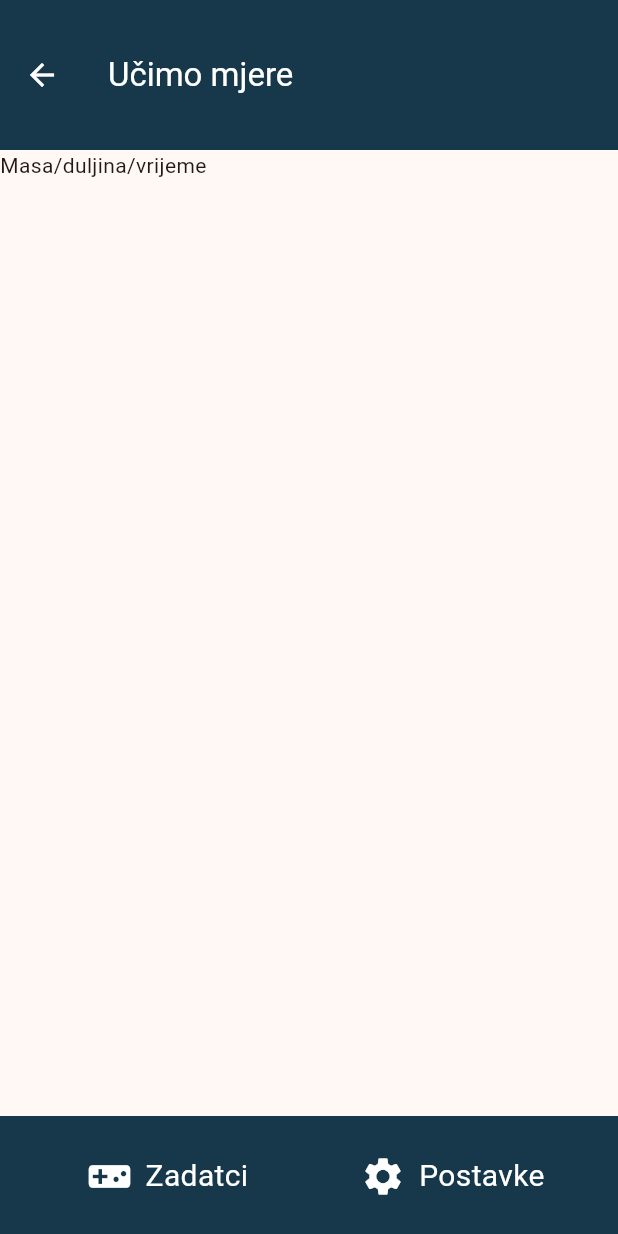
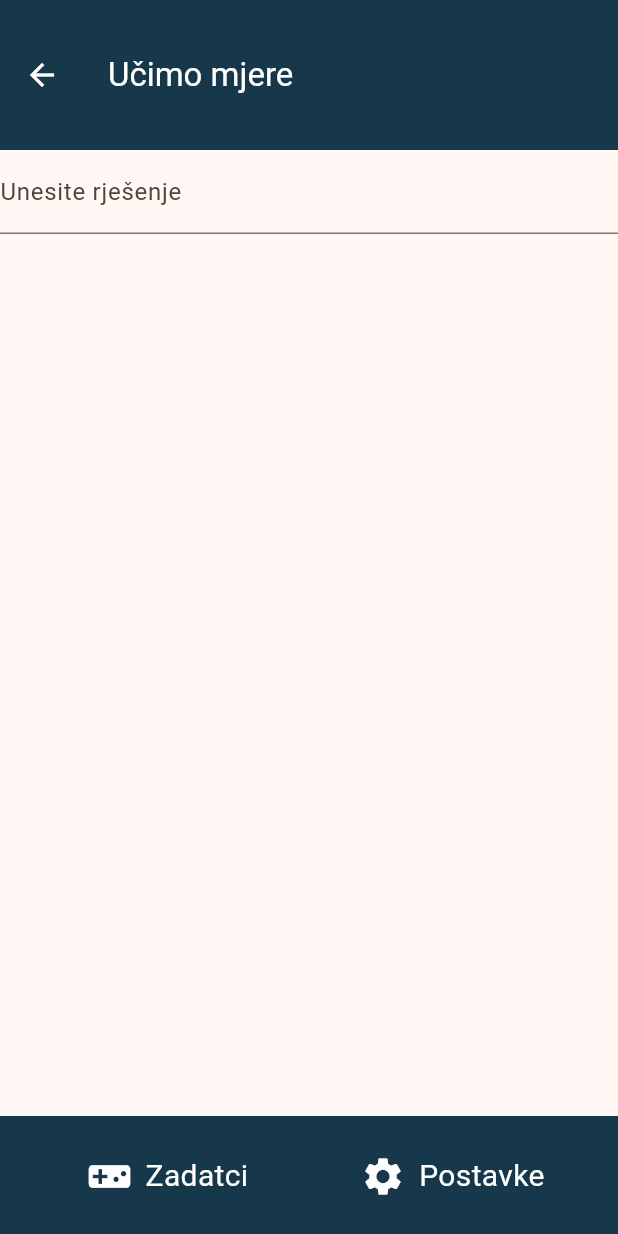
Before and after one commit to NikoVidovic/ucimo_mjere, a Flutter app: the Game screen opened directly, on a phone screen of 412 x 824 dp. Run offline on Flutter 3.47's test engine with Material 3 defaults, Android fonts, the light colour scheme and no system bars.

Commit message:
Dodan input na igri

```diff
--- a/lib/game.dart
+++ b/lib/game.dart
@@ -1,6 +1,6 @@
 import 'package:flutter/material.dart';
 import 'app_bar.dart';
-import 'game_body.dart';
+import 'bottom_app_bar.dart';
 
 class Game extends StatelessWidget {
   const Game({super.key}); //Učimo mjere, 100
@@ -8,6 +8,44 @@ class Game extends StatelessWidget {
   Widget build(BuildContext context) {
     return const Scaffold(
         appBar: AppBarCustom(title: 'Učimo mjere', height: 100.0),
-        body: GameBody());
+        bottomNavigationBar: BottomAppBarCustom(),
+        body: AnswerInput());
   }
 }
+
+class AnswerInput extends StatefulWidget {
+  const AnswerInput({super.key});
+
+  @override
+  State<AnswerInput> createState() => _AnswerInputState();
+}
+
+class _AnswerInputState extends State<AnswerInput> {
+  final controller = TextEditingController();
+  String text = "";
+
+  @override
+  void dispose() {
+    super.dispose();
+    controller.dispose();
+  }
+
+  void changeText(text) {
+    setState(() {
+      this.text = text;
+    });
+  }
+
+  @override
+  Widget build(BuildContext context) {
+    return Column(children: [
+      TextField(
+        controller: controller,
+        keyboardType: TextInputType.number,
+        decoration: const InputDecoration(labelText: 'Unesite rješenje'),
+        onChanged: (text) => changeText(text),
+      ),
+      Text(text)
+    ]);
+  }
+}
```
